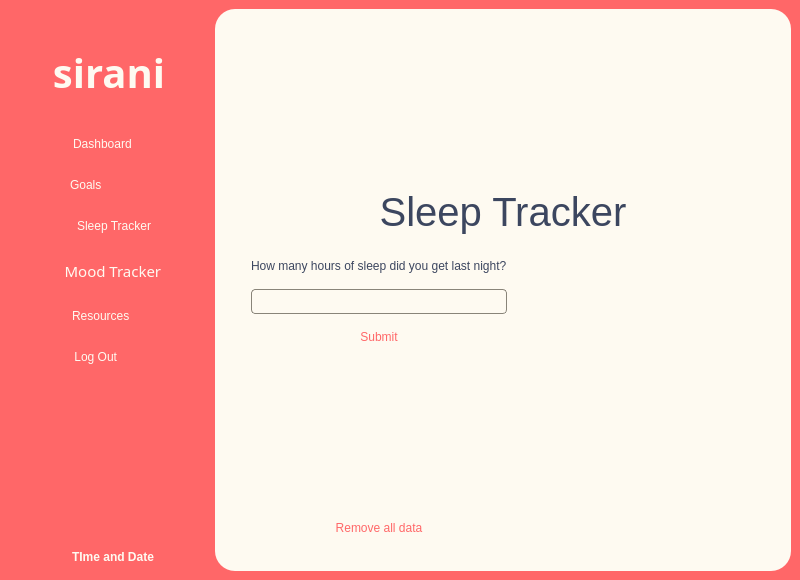
Above: source_code/homescreen.ui from suwubham/sirani before the change. Below: the same form after it.
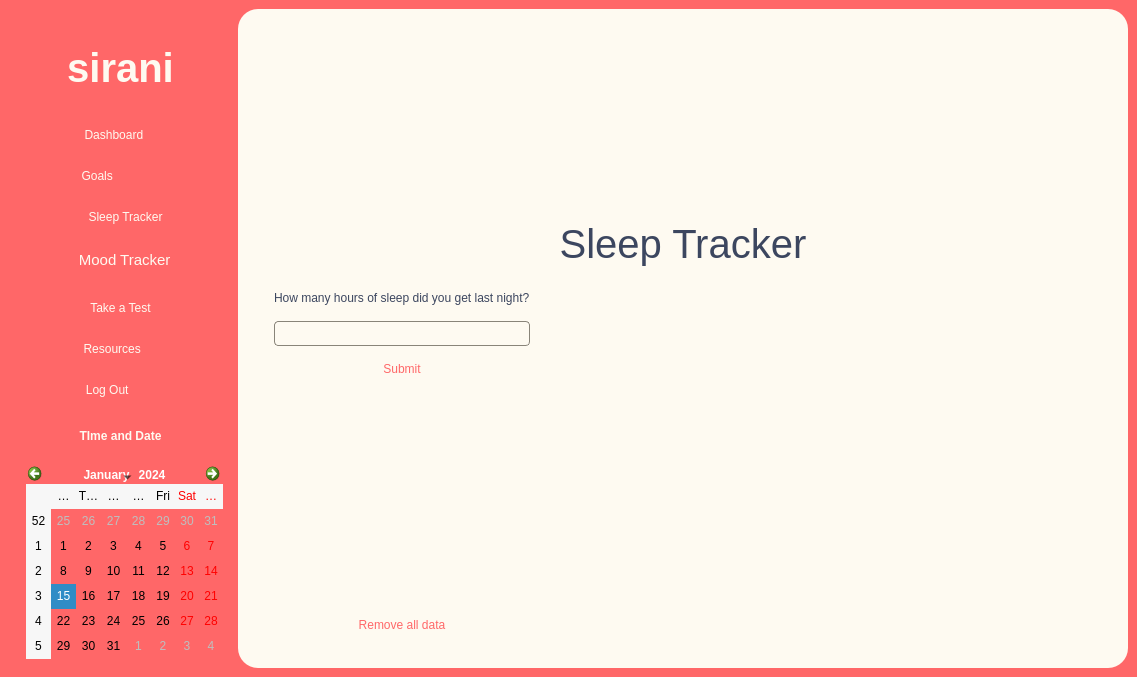
That is the form after the change. The open tabs and pages were chosen to show the change. Icons and pictures are not drawn.

```diff
--- a/source_code/homescreen.ui
+++ b/source_code/homescreen.ui
@@ -6,8 +6,8 @@
    <rect>
     <x>0</x>
     <y>0</y>
-    <width>800</width>
-    <height>580</height>
+    <width>1137</width>
+    <height>677</height>
    </rect>
   </property>
   <property name="sizePolicy">
@@ -99,7 +99,6 @@
         <widget class="QLabel" name="Sirani">
          <property name="font">
           <font>
-           <family>FONTSPRING DEMO - Pontiac Black</family>
            <pointsize>30</pointsize>
            <italic>false</italic>
            <bold>true</bold>
@@ -258,7 +257,6 @@
         <widget class="QPushButton" name="MoodTrackerButton">
          <property name="font">
           <font>
-           <family>Foco</family>
            <pointsize>11</pointsize>
            <italic>false</italic>
            <bold>false</bold>
@@ -289,19 +287,48 @@
         </widget>
        </item>
        <item row="10" column="0" colspan="2">
-        <spacer name="horizontalSpacer_6">
+        <spacer name="horizontalSpacer_25">
          <property name="orientation">
           <enum>Qt::Horizontal</enum>
          </property>
          <property name="sizeHint" stdset="0">
           <size>
            <width>40</width>
-           <height>15</height>
+           <height>20</height>
           </size>
          </property>
         </spacer>
        </item>
        <item row="11" column="0" colspan="2">
+        <widget class="QPushButton" name="testbutton">
+         <property name="cursor">
+          <cursorShape>PointingHandCursor</cursorShape>
+         </property>
+         <property name="styleSheet">
+          <string notr="true">#testbutton:hover{
+color: #FEFAF1;font: 800 14pt &quot;Foco&quot;;}
+#testbutton{color:rgb(254, 250, 241);
+font: 11pt &quot;Foco&quot;;}</string>
+         </property>
+         <property name="text">
+          <string>Take a Test</string>
+         </property>
+        </widget>
+       </item>
+       <item row="12" column="0" colspan="2">
+        <spacer name="horizontalSpacer_6">
+         <property name="orientation">
+          <enum>Qt::Horizontal</enum>
+         </property>
+         <property name="sizeHint" stdset="0">
+          <size>
+           <width>40</width>
+           <height>15</height>
+          </size>
+         </property>
+        </spacer>
+       </item>
+       <item row="13" column="0" colspan="2">
         <widget class="QPushButton" name="ResourcesButton">
          <property name="cursor">
           <cursorShape>PointingHandCursor</cursorShape>
@@ -330,19 +357,60 @@
         </widget>
        </item>
        <item row="14" column="0" colspan="2">
-        <spacer name="horizontalSpacer_7">
+        <spacer name="horizontalSpacer_21">
          <property name="orientation">
           <enum>Qt::Horizontal</enum>
          </property>
          <property name="sizeHint" stdset="0">
           <size>
            <width>40</width>
-           <height>200</height>
+           <height>15</height>
           </size>
          </property>
         </spacer>
        </item>
-       <item row="15" column="1">
+       <item row="15" column="0" colspan="2">
+        <widget class="QPushButton" name="LogoutButton">
+         <property name="cursor">
+          <cursorShape>PointingHandCursor</cursorShape>
+         </property>
+         <property name="styleSheet">
+          <string notr="true">
+#LogoutButton:hover{
+color: rgb(254, 250, 241);;font: 800 14pt &quot;Foco&quot;;}
+
+#LogoutButton{color:rgb(254, 250, 241);
+font: 11pt &quot;Foco&quot;;}</string>
+         </property>
+         <property name="text">
+          <string>   Log Out           </string>
+         </property>
+         <property name="icon">
+          <iconset resource="resource.qrc">
+           <normaloff>:/IMG/logout-07.png</normaloff>:/IMG/logout-07.png</iconset>
+         </property>
+         <property name="iconSize">
+          <size>
+           <width>25</width>
+           <height>25</height>
+          </size>
+         </property>
+        </widget>
+       </item>
+       <item row="16" column="0" colspan="2">
+        <spacer name="horizontalSpacer_26">
+         <property name="orientation">
+          <enum>Qt::Horizontal</enum>
+         </property>
+         <property name="sizeHint" stdset="0">
+          <size>
+           <width>40</width>
+           <height>20</height>
+          </size>
+         </property>
+        </spacer>
+       </item>
+       <item row="17" column="0" colspan="2">
         <widget class="QLabel" name="Clock">
          <property name="font">
           <font>
@@ -364,7 +432,7 @@
          </property>
         </widget>
        </item>
-       <item row="16" column="1">
+       <item row="18" column="0" colspan="2">
         <spacer name="horizontalSpacer_9">
          <property name="orientation">
           <enum>Qt::Horizontal</enum>
@@ -377,43 +445,8 @@
          </property>
         </spacer>
        </item>
-       <item row="13" column="0" colspan="2">
-        <widget class="QPushButton" name="LogoutButton">
-         <property name="styleSheet">
-          <string notr="true">
-#LogoutButton:hover{
-color: rgb(254, 250, 241);;font: 800 14pt &quot;Foco&quot;;}
-
-#LogoutButton{color:rgb(254, 250, 241);
-font: 11pt &quot;Foco&quot;;}</string>
-         </property>
-         <property name="text">
-          <string>   Log Out           </string>
-         </property>
-         <property name="icon">
-          <iconset resource="resource.qrc">
-           <normaloff>:/IMG/logout-07.png</normaloff>:/IMG/logout-07.png</iconset>
-         </property>
-         <property name="iconSize">
-          <size>
-           <width>25</width>
-           <height>25</height>
-          </size>
-         </property>
-        </widget>
-       </item>
-       <item row="12" column="0" colspan="2">
-        <spacer name="horizontalSpacer_21">
-         <property name="orientation">
-          <enum>Qt::Horizontal</enum>
-         </property>
-         <property name="sizeHint" stdset="0">
-          <size>
-           <width>40</width>
-           <height>15</height>
-          </size>
-         </property>
-        </spacer>
+       <item row="19" column="1">
+        <widget class="QCalendarWidget" name="calendarWidget"/>
        </item>
       </layout>
      </widget>
@@ -1286,8 +1319,8 @@
                <rect>
                 <x>0</x>
                 <y>0</y>
-                <width>376</width>
-                <height>237</height>
+                <width>522</width>
+                <height>307</height>
                </rect>
               </property>
               <layout class="QHBoxLayout" name="horizontalLayout_4" stretch="1,0,2">
```
Left out of the diff: 4 changed lines with no effect on the pictures.
